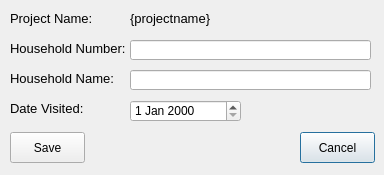
Above: open-ihm/gui/designs/ui_households_edit.ui from snim2mirror/openihm before the change. Below: the same form after it.
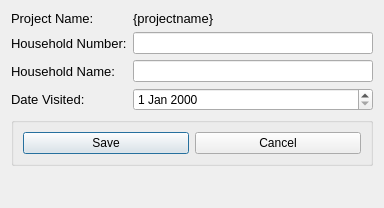
That is the form after the change.

Commit message: Added layout manager to most dialogs. One report and all tabbed dialogs still to go.

The edit to the form file:
```diff
--- a/open-ihm/gui/designs/ui_households_edit.ui
+++ b/open-ihm/gui/designs/ui_households_edit.ui
@@ -7,21 +7,27 @@
     <x>0</x>
     <y>0</y>
     <width>384</width>
-    <height>175</height>
+    <height>208</height>
    </rect>
   </property>
   <property name="windowTitle">
    <string>Edit Household</string>
   </property>
+  <layout class="QFormLayout" name="formLayout">
+   <item row="0" column="0">
+    <widget class="QLabel" name="label_3">
+     <property name="font">
+      <font>
+       <pointsize>10</pointsize>
+      </font>
+     </property>
+     <property name="text">
+      <string>Project Name:</string>
+     </property>
+    </widget>
+   </item>
+   <item row="0" column="1">
   <widget class="QLabel" name="lblProjectName">
-   <property name="geometry">
-    <rect>
-     <x>130</x>
-     <y>10</y>
-     <width>241</width>
-     <height>16</height>
-    </rect>
-   </property>
    <property name="font">
     <font>
      <pointsize>10</pointsize>
@@ -31,56 +37,9 @@
     <string>{projectname}</string>
    </property>
   </widget>
-  <widget class="QLabel" name="label_5">
-   <property name="geometry">
-    <rect>
-     <x>10</x>
-     <y>100</y>
-     <width>81</width>
-     <height>16</height>
-    </rect>
-   </property>
-   <property name="font">
-    <font>
-     <pointsize>10</pointsize>
-    </font>
-   </property>
-   <property name="text">
-    <string>Date Visited:</string>
-   </property>
-  </widget>
-  <widget class="QPushButton" name="cmdCancel">
-   <property name="geometry">
-    <rect>
-     <x>300</x>
-     <y>132</y>
-     <width>75</width>
-     <height>31</height>
-    </rect>
-   </property>
-   <property name="text">
-    <string>Cancel</string>
-   </property>
-  </widget>
-  <widget class="QDateEdit" name="dtpDateVisted">
-   <property name="geometry">
-    <rect>
-     <x>130</x>
-     <y>100</y>
-     <width>111</width>
-     <height>22</height>
-    </rect>
-   </property>
-  </widget>
+   </item>
+   <item row="1" column="0">
   <widget class="QLabel" name="label_6">
-   <property name="geometry">
-    <rect>
-     <x>10</x>
-     <y>40</y>
-     <width>121</width>
-     <height>16</height>
-    </rect>
-   </property>
    <property name="font">
     <font>
      <pointsize>10</pointsize>
@@ -90,38 +49,12 @@
     <string>Household Number:</string>
    </property>
   </widget>
-  <widget class="QPushButton" name="cmdSave">
-   <property name="geometry">
-    <rect>
-     <x>10</x>
-     <y>132</y>
-     <width>75</width>
-     <height>31</height>
-    </rect>
-   </property>
-   <property name="text">
-    <string>Save</string>
-   </property>
-  </widget>
-  <widget class="QLineEdit" name="txtShortHouseHoldName">
-   <property name="geometry">
-    <rect>
-     <x>130</x>
-     <y>40</y>
-     <width>241</width>
-     <height>20</height>
-    </rect>
-   </property>
-  </widget>
+   </item>
+   <item row="1" column="1">
+    <widget class="QLineEdit" name="txtShortHouseHoldName"/>
+   </item>
+   <item row="2" column="0">
   <widget class="QLabel" name="label_2">
-   <property name="geometry">
-    <rect>
-     <x>10</x>
-     <y>70</y>
-     <width>111</width>
-     <height>16</height>
-    </rect>
-   </property>
    <property name="font">
     <font>
      <pointsize>10</pointsize>
@@ -131,34 +64,49 @@
     <string>Household Name:</string>
    </property>
   </widget>
-  <widget class="QLineEdit" name="txtHouseholdName">
-   <property name="geometry">
-    <rect>
-     <x>130</x>
-     <y>70</y>
-     <width>241</width>
-     <height>20</height>
-    </rect>
-   </property>
-  </widget>
-  <widget class="QLabel" name="label_3">
-   <property name="geometry">
-    <rect>
-     <x>10</x>
-     <y>10</y>
-     <width>91</width>
-     <height>16</height>
-    </rect>
-   </property>
+   </item>
+   <item row="2" column="1">
+    <widget class="QLineEdit" name="txtHouseholdName"/>
+   </item>
+   <item row="3" column="0">
+    <widget class="QLabel" name="label_5">
    <property name="font">
     <font>
      <pointsize>10</pointsize>
     </font>
    </property>
    <property name="text">
-    <string>Project Name:</string>
-   </property>
-  </widget>
+      <string>Date Visited:</string>
+     </property>
+    </widget>
+   </item>
+   <item row="3" column="1">
+    <widget class="QDateEdit" name="dtpDateVisted"/>
+   </item>
+   <item row="4" column="0" colspan="2">
+    <widget class="QGroupBox" name="groupBox">
+     <property name="title">
+      <string/>
+     </property>
+     <layout class="QHBoxLayout" name="horizontalLayout">
+      <item>
+       <widget class="QPushButton" name="cmdSave">
+        <property name="text">
+         <string>Save</string>
+        </property>
+       </widget>
+      </item>
+      <item>
+       <widget class="QPushButton" name="cmdCancel">
+        <property name="text">
+         <string>Cancel</string>
+        </property>
+       </widget>
+      </item>
+     </layout>
+    </widget>
+   </item>
+  </layout>
  </widget>
  <tabstops>
   <tabstop>txtShortHouseHoldName</tabstop>
```
Left out of the diff: 24 changed lines with no effect on the pictures. Lines whose indentation alone changed are shown as unchanged. The commit also changes 97 other files.
